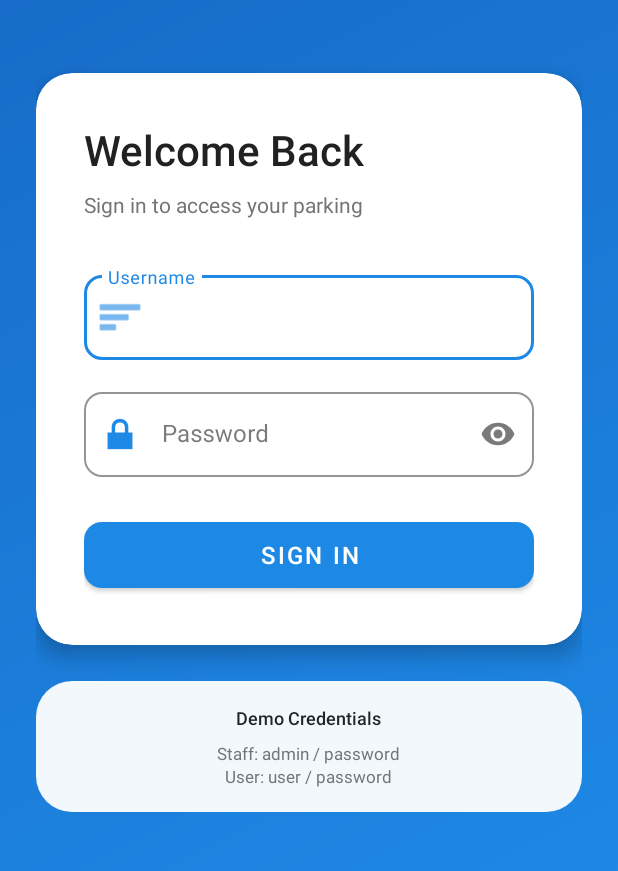
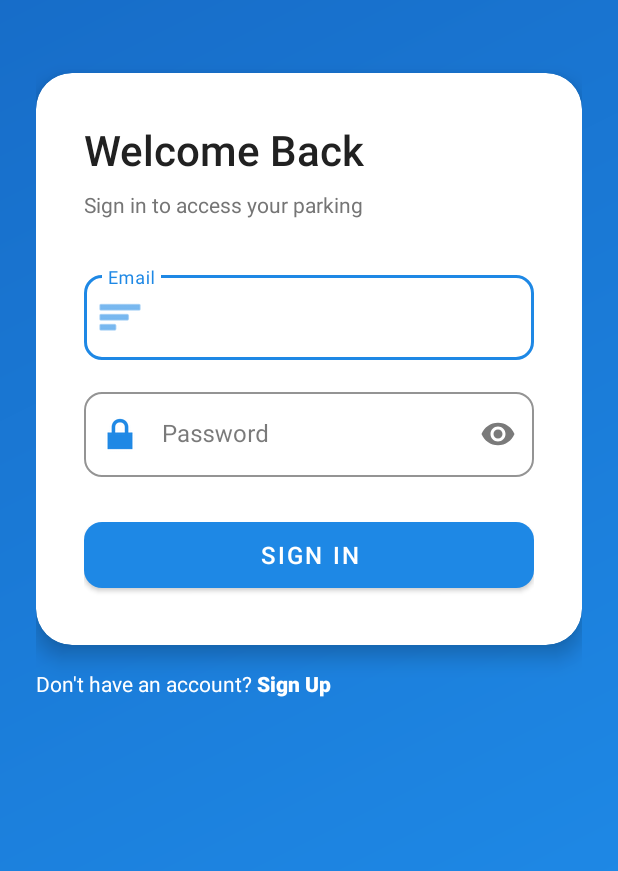
Before and after one commit to duriandurino/LinkNPark, an Android app built with Jetpack Compose: the screen it shows after launch (LoginActivity), on a phone screen of 412 x 824 dp, the part 351-1222 px from its top. Run offline under Robolectric (Android 15) with nearby library versions, the light colour scheme and no system bars.

Commit message:
Initial commit

```diff
--- a/app/src/main/java/com/example/linknpark/ui/login/LoginActivity.kt
+++ b/app/src/main/java/com/example/linknpark/ui/login/LoginActivity.kt
@@ -8,6 +8,7 @@ import androidx.appcompat.app.AppCompatActivity
 import com.example.linknpark.R
 import com.example.linknpark.ui.staff.StaffHomeActivity
 import com.example.linknpark.ui.home.UserHomeActivity
+import com.example.linknpark.ui.register.RegisterActivity
 
 class LoginActivity : AppCompatActivity(), LoginContract.View {
 
@@ -17,6 +18,7 @@ class LoginActivity : AppCompatActivity(), LoginContract.View {
     private lateinit var btnLogin: Button
     private lateinit var progress: ProgressBar
     private lateinit var tvError: TextView
+    private lateinit var tvSignUp: TextView
 
     override fun onCreate(savedInstanceState: Bundle?) {
         super.onCreate(savedInstanceState)
@@ -27,6 +29,7 @@ class LoginActivity : AppCompatActivity(), LoginContract.View {
         btnLogin = findViewById(R.id.btnLogin)
         progress = findViewById(R.id.progress)
         tvError = findViewById(R.id.tvError)
+        tvSignUp = findViewById(R.id.tvSignUp)
 
         presenter = LoginPresenter()
         presenter.attach(this)
@@ -37,6 +40,12 @@ class LoginActivity : AppCompatActivity(), LoginContract.View {
                 etUsername.text?.toString(),
                 etPassword.text?.toString()
             )
+        }
+
+        // Navigate to Register Activity
+        tvSignUp.setOnClickListener {
+            val intent = Intent(this, RegisterActivity::class.java)
+            startActivity(intent)
         }
     }
 
--- a/app/src/main/java/com/example/linknpark/ui/login/LoginPresenter.kt
+++ b/app/src/main/java/com/example/linknpark/ui/login/LoginPresenter.kt
@@ -1,18 +1,20 @@
 package com.example.linknpark.ui.login
 
-import android.os.Handler
-import android.os.Looper
+import android.util.Log
+import com.example.linknpark.data.AuthRepository
+import com.example.linknpark.data.FirebaseAuthRepository
+import com.example.linknpark.model.UserRole
+import kotlinx.coroutines.CoroutineScope
+import kotlinx.coroutines.Dispatchers
+import kotlinx.coroutines.SupervisorJob
+import kotlinx.coroutines.launch
+import kotlinx.coroutines.withContext
 
 class LoginPresenter : LoginContract.Presenter {
 
     private var view: LoginContract.View? = null
-
-    // Hardcoded credentials
-    private val staffUsername = "admin"
-    private val staffPassword = "password"
-
-    private val userUsername = "user"
-    private val userPassword = "password"
+    private val authRepository: AuthRepository = FirebaseAuthRepository()
+    private val presenterScope = CoroutineScope(Dispatchers.Main + SupervisorJob())
 
     override fun attach(view: LoginContract.View) {
         this.view = view
@@ -23,8 +25,9 @@ class LoginPresenter : LoginContract.Presenter {
     }
 
     override fun onLoginClicked(username: String?, password: String?) {
+        // Validate input (username is actually email)
         if (username.isNullOrBlank()) {
-            view?.showUsernameError("Username is required")
+            view?.showUsernameError("Email is required")
             return
         }
         if (password.isNullOrBlank()) {
@@ -32,22 +35,40 @@ class LoginPresenter : LoginContract.Presenter {
             return
         }
 
+        // Show loading
         view?.showLoading(true)
 
-        Handler(Looper.getMainLooper()).postDelayed({
-            view?.showLoading(false)
+        // Attempt Firebase login
+        presenterScope.launch {
+            try {
+                val result = withContext(Dispatchers.IO) {
+                    authRepository.login(username, password)
+                }
 
-            when {
-                username == staffUsername && password == staffPassword -> {
-                    view?.navigateToStaffHome()
+                result.onSuccess { user ->
+                    view?.showLoading(false)
+                    Log.d("LoginPresenter", "Login successful for ${user.name} with role ${user.role}")
+
+                    // Navigate based on user role
+                    when (user.role) {
+                        UserRole.STAFF -> {
+                            view?.navigateToStaffHome()
+                        }
+                        UserRole.DRIVER -> {
+                            view?.navigateToUserHome()
+                        }
+                    }
+                }.onFailure { error ->
+                    view?.showLoading(false)
+                    view?.showLoginError(error.message ?: "Login failed")
+                    Log.e("LoginPresenter", "Login failed", error)
                 }
-                username == userUsername && password == userPassword -> {
-                    view?.navigateToUserHome()
-                }
-                else -> {
-                    view?.showLoginError("Invalid credentials")
-                }
+
+            } catch (e: Exception) {
+                view?.showLoading(false)
+                view?.showLoginError("An error occurred: ${e.message}")
+                Log.e("LoginPresenter", "Login exception", e)
             }
-        }, 600)
+        }
     }
 }
--- a/app/src/main/res/layout/activity_login.xml
+++ b/app/src/main/res/layout/activity_login.xml
@@ -151,40 +151,32 @@
                 </LinearLayout>
             </androidx.cardview.widget.CardView>
 
-            <!-- Demo Info Section -->
+            <!-- Sign Up Link -->
             <LinearLayout
-                android:orientation="vertical"
-                android:layout_width="match_parent"
+                android:layout_width="wrap_content"
                 android:layout_height="wrap_content"
-                android:gravity="center"
-                android:layout_marginTop="24dp"
-                android:padding="16dp"
-                android:background="@drawable/bg_rounded_white"
-                android:alpha="0.95">
+                android:orientation="horizontal"
+                android:layout_marginTop="16dp"
+                android:layout_marginBottom="16dp">
 
                 <TextView
                     android:layout_width="wrap_content"
                     android:layout_height="wrap_content"
-                    android:text="Demo Credentials"
-                    android:textColor="@color/text_primary"
-                    android:textSize="12sp"
-                    android:fontFamily="sans-serif-medium"
-                    android:layout_marginBottom="8dp" />
+                    android:text="@string/no_account"
+                    android:textColor="@android:color/white"
+                    android:textSize="14sp" />
 
                 <TextView
+                    android:id="@+id/tvSignUp"
                     android:layout_width="wrap_content"
                     android:layout_height="wrap_content"
-                    android:text="Staff: admin / password"
-                    android:textColor="@color/text_secondary"
-                    android:textSize="11sp" />
-
-                <TextView
-                    android:layout_width="wrap_content"
-                    android:layout_height="wrap_content"
-                    android:text="User: user / password"
-                    android:textColor="@color/text_secondary"
-                    android:textSize="11sp" />
-
+                    android:text=" Sign Up"
+                    android:textColor="@android:color/white"
+                    android:textSize="14sp"
+                    android:fontFamily="sans-serif-medium"
+                    android:textStyle="bold"
+                    android:clickable="true"
+                    android:focusable="true" />
             </LinearLayout>
 
         </LinearLayout>
--- a/app/src/main/res/values/strings.xml
+++ b/app/src/main/res/values/strings.xml
@@ -4,11 +4,11 @@
     <!-- Login Screen -->
     <string name="login_title">Welcome Back</string>
     <string name="login_subtitle">Sign in to access your parking</string>
-    <string name="username_hint">Username</string>
+    <string name="username_hint">Email</string>
     <string name="password_hint">Password</string>
     <string name="login_button">Sign In</string>
     <string name="forgot_password">Forgot Password?</string>
-    <string name="no_account">Don\'t have an account? Sign Up</string>
+    <string name="no_account">Don\'t have an account?</string>
 
     <!-- User Home -->
     <string name="welcome_user">Welcome, %s!</string>
```
Also changed, not shown: app/build.gradle.kts (+20 -1 lines), app/src/main/AndroidManifest.xml (+8 -0 lines), app/src/main/java/com/example/linknpark/model/User.kt (+22 -1 lines), settings.gradle.kts (+1 -7 lines).
